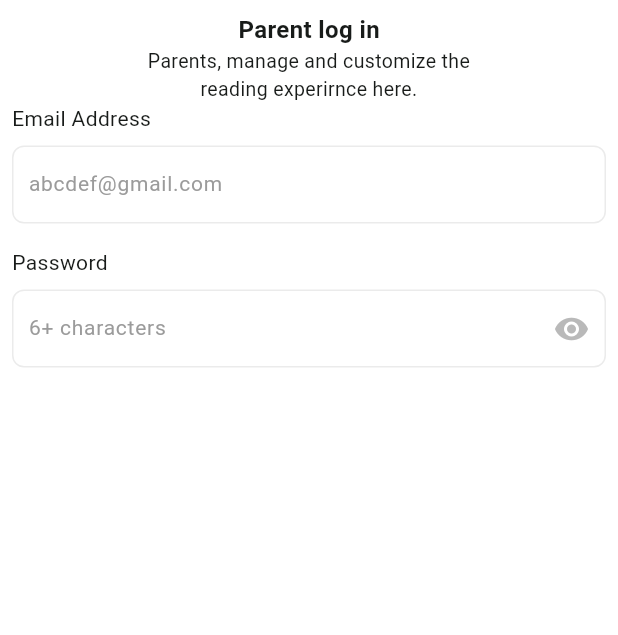
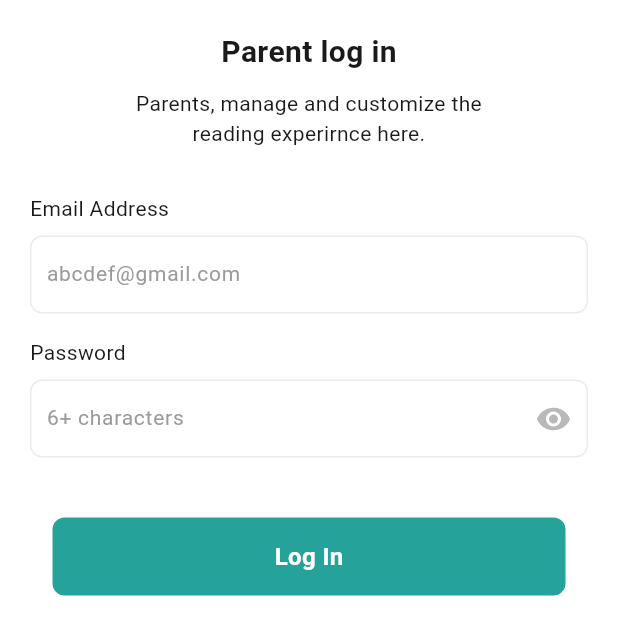
Before and after one commit to CINO1902/AfroReads, a Flutter app: the FinalSignUpVerificationPage screen opened by its route, after a tap on "Kid Log in", on a phone screen of 412 x 824 dp. Shown: the top 635 px of the screen. Run offline on Flutter 3.47's test engine with Material 2 defaults, Android fonts, the phone set to English and light mode, and no system bars; our stand-ins replace flutter_svg, gap, pin_code_fields.

Commit message:
commit to ibidapo

```diff
--- a/lib/core/navigators/route_name.dart
+++ b/lib/core/navigators/route_name.dart
@@ -5,6 +5,10 @@ static const String signUpPage = '/signup_page';
 static const String signUpVerificationPage = '/signup_verification_page';
 static const String finalSignUpVerificationPage = '/final_signup_verification_page';
 static const String parentSignUpPage = '/parent_signup_page';
+static const String homePage = '/home_page';
+static const String indexPage = '/index_page';
+
+
 
 
 }
--- a/lib/core/navigators/router.dart
+++ b/lib/core/navigators/router.dart
@@ -1,7 +1,8 @@
 import 'package:afroreads/core/navigators/route_name.dart';
 import 'package:afroreads/features/auth/pages/final_sign_up_verification_page.dart';
-import 'package:afroreads/features/auth/pages/parent_sign_up_page.dart';
+import 'package:afroreads/features/auth/pages/parent_sign_in_page.dart';
 import 'package:afroreads/features/auth/pages/sign_up_verification_page.dart';
+import 'package:afroreads/features/getbooks/presentation/pages/home.dart';
 import 'package:afroreads/features/getbooks/presentation/pages/index.dart';
 import 'package:afroreads/features/onboarding/pages/onboarding_screen.dart';
 import 'package:flutter/material.dart';
@@ -34,6 +35,16 @@ Route<dynamic> generateRoute (RouteSettings settings){
         routeName: settings.name,
         viewToShow: const ParentSignUpPage(),
       );
+      case RouteName.homePage:
+    return _getPageRoute(
+        routeName: settings.name,
+        viewToShow: const Home(),
+      );
+      case RouteName.indexPage:
+    return _getPageRoute(
+        routeName: settings.name,
+        viewToShow: const Homelanding(),
+      );
     default:
      return MaterialPageRoute<void>(
         builder: (_) => Scaffold(
--- a/lib/features/auth/pages/final_sign_up_verification_page.dart
+++ b/lib/features/auth/pages/final_sign_up_verification_page.dart
@@ -21,9 +21,11 @@ class FinalSignUpVerificationPage extends StatelessWidget {
             child: Column(
               children: [
                 const Gap(30),
-                TextBold(
-                  "Who's embarking on this journey today?",
-                  fontSize: 20,
+                FittedBox(
+                  child: TextBold(
+                    "Who's embarking on this journey today?",
+                    fontSize: 20,
+                  ),
                 ),
                 const Gap(30),
                 loginContainer(
--- a/lib/features/auth/pages/parent_sign_up_page.dart
+++ b/lib/features/auth/pages/parent_sign_in_page.dart
@@ -1,6 +1,8 @@
 import 'package:afroreads/app/styles/fonts.dart';
+import 'package:afroreads/app/view/widget/busy_button.dart';
 import 'package:afroreads/app/view/widget/input_input.dart';
 import 'package:afroreads/core/constants/app_colors.dart';
+import 'package:afroreads/core/navigators/route_name.dart';
 import 'package:flutter/material.dart';
 import 'package:gap/gap.dart';
 
@@ -12,8 +14,9 @@ class ParentSignUpPage extends StatefulWidget {
 }
 
 class _ParentSignUpPageState extends State<ParentSignUpPage> {
-    final TextEditingController _parentEmailController = TextEditingController();
-    final TextEditingController _parentPasswordController = TextEditingController();
+  final TextEditingController _parentEmailController = TextEditingController();
+  final TextEditingController _parentPasswordController =
+      TextEditingController();
 
   @override
   Widget build(BuildContext context) {
@@ -21,7 +24,7 @@ class _ParentSignUpPageState extends State<ParentSignUpPage> {
       backgroundColor: AfroReadsColors.background,
       body: SafeArea(
         child: Padding(
-          padding: const EdgeInsets.all(8.0),
+          padding: const EdgeInsets.symmetric(horizontal: 20),
           child: SingleChildScrollView(
             child: Column(
               crossAxisAlignment: CrossAxisAlignment.start,
@@ -31,19 +34,23 @@ class _ParentSignUpPageState extends State<ParentSignUpPage> {
                   child: Column(
                     mainAxisAlignment: MainAxisAlignment.center,
                     children: [
-                      TextBold("Parent log in",
-                      fontSize: 16,
-                      color: AfroReadsColors.textColor,
+                      const Gap(20),
+                      TextBold(
+                        "Parent log in",
+                        fontSize: 20,
+                        color: AfroReadsColors.textColor,
                       ),
+                      const Gap(10),
                       TextBody(
                         "Parents, manage and customize the\nreading experirnce here.",
-                        fontSize: 13,
+                        fontSize: 14,
                         color: AfroReadsColors.textColor,
                         textAlign: TextAlign.center,
                       ),
                     ],
                   ),
                 ),
+                const Gap(30),
                 TextBody('Email Address', color: AfroReadsColors.textColor),
                 const Gap(8),
                 InputField(
@@ -51,13 +58,22 @@ class _ParentSignUpPageState extends State<ParentSignUpPage> {
                   placeholder: 'abcdef@gmail.com',
                 ),
                 const Gap(16),
-                 TextBody('Password', color: AfroReadsColors.textColor),
+                TextBody('Password', color: AfroReadsColors.textColor),
                 const Gap(8),
                 InputField(
                   controller: _parentPasswordController,
                   password: true,
                   placeholder: '6+ characters',
                 ),
+                const Gap(40),
+                Padding(
+                  padding: const EdgeInsets.symmetric(horizontal: 15),
+                  child: BusyButton(
+                      title: "Log In",
+                      onTap: () {
+                        Navigator.pushNamed(context, RouteName.indexPage);
+                      }),
+                )
               ],
             ),
           ),
--- a/lib/features/auth/pages/sign_up_page.dart
+++ b/lib/features/auth/pages/sign_up_page.dart
@@ -1,11 +1,9 @@
 // ignore_for_file: unnecessary_string_interpolations
-
 import 'package:afroreads/app/styles/fonts.dart';
 import 'package:afroreads/app/view/widget/busy_button.dart';
 import 'package:afroreads/app/view/widget/input_input.dart';
 import 'package:afroreads/core/constants/app_colors.dart';
 import 'package:afroreads/core/navigators/route_name.dart';
-
 import 'package:flutter/material.dart';
 import 'package:gap/gap.dart';
 
--- a/lib/features/getbooks/presentation/pages/home.dart
+++ b/lib/features/getbooks/presentation/pages/home.dart
@@ -1,5 +1,5 @@
 import 'package:afroreads/core/constants/app_assets.dart';
-import 'package:afroreads/core/constants/app_colors.dart';
+
 import 'package:flutter/material.dart';
 import 'package:flutter_svg/svg.dart';
 import 'package:gap/gap.dart';
--- a/lib/features/onboarding/pages/onboarding_screen.dart
+++ b/lib/features/onboarding/pages/onboarding_screen.dart
@@ -116,7 +116,7 @@ class _OnboardingScreenState extends State<OnboardingScreen> {
                   borderColor: AfroReadsColors.primaryColor,
                   buttonColor: AfroReadsColors.white,
                   onTap: () {
-                    Navigator.pushNamed(context, RouteName.homepage);
+                    Navigator.pushNamed(context, RouteName.homePage);
                   },
                 ),
               ],
```
Also changed, not shown: lib/features/getbooks/presentation/pages/index.dart (+0 -24 lines).
